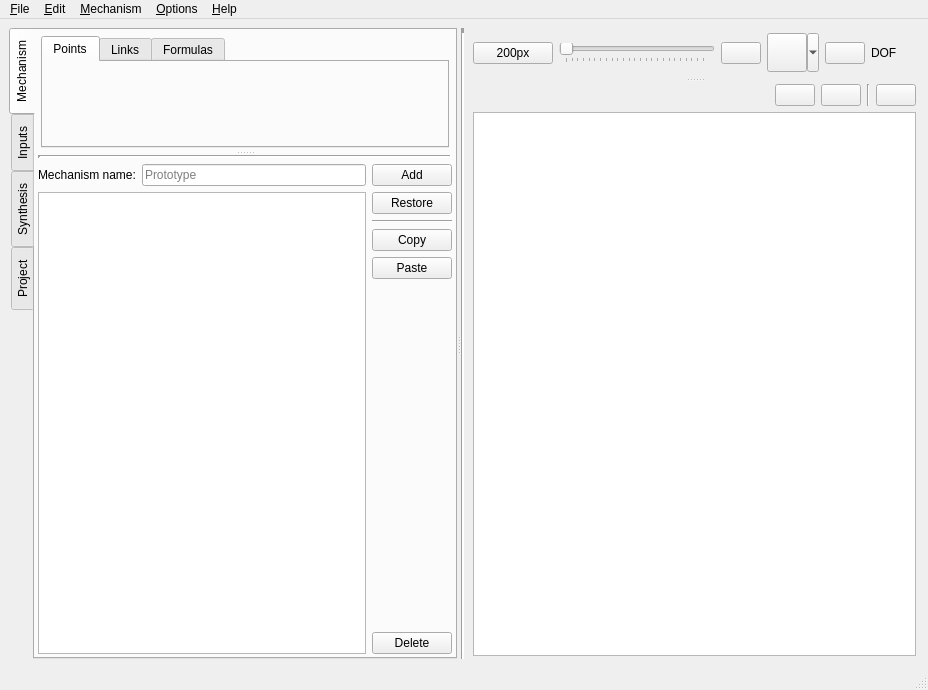
The window that pyslvs_ui/widgets/main.ui (KmolYuan/Pyslvs-UI) describes before a commit, drawn with Qt 5.
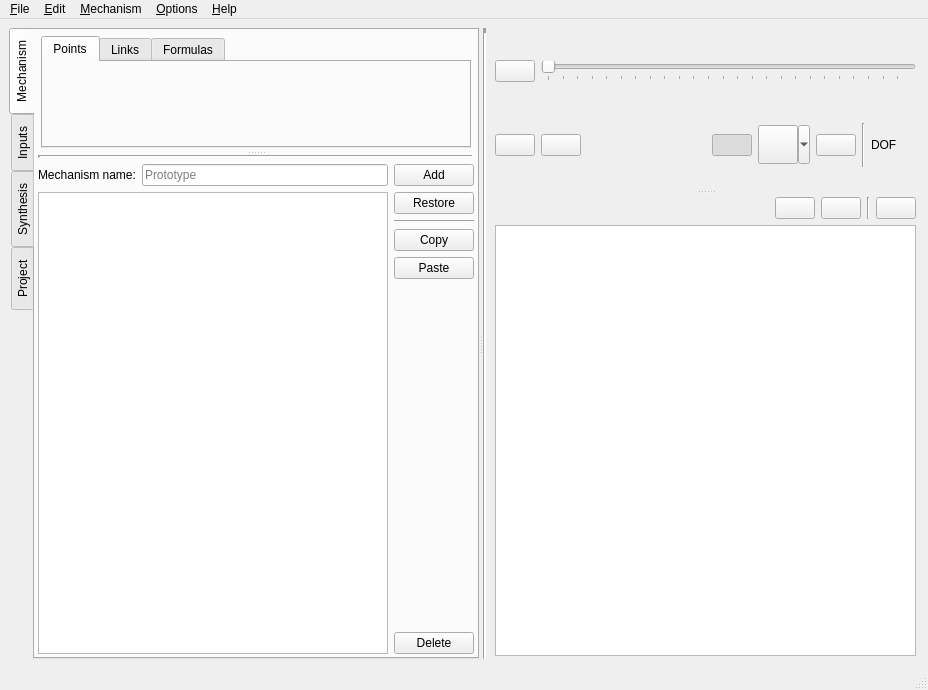
The same window after the commit. Icons and pictures are not drawn.

```diff
--- a/pyslvs_ui/widgets/main.ui
+++ b/pyslvs_ui/widgets/main.ui
@@ -410,7 +410,7 @@
        </widget>
       </widget>
       <widget class="QWidget" name="horizontalLayoutWidget">
-       <layout class="QHBoxLayout" name="canvas_layout">
+       <layout class="QHBoxLayout" name="right_layout">
         <item>
          <widget class="Line" name="middle_line">
           <property name="lineWidth">
@@ -426,17 +426,17 @@
           <property name="orientation">
            <enum>Qt::Vertical</enum>
           </property>
-          <property name="handleWidth">
-           <number>3</number>
-          </property>
-          <widget class="QWidget" name="nav_toolbar" native="true">
+          <widget class="QWidget" name="verticalLayoutWidget">
+           <layout class="QVBoxLayout" name="canvas_layout">
+            <item>
+             <widget class="QWidget" name="zoom_widget" native="true">
            <property name="maximumSize">
             <size>
              <width>16777215</width>
              <height>50</height>
             </size>
            </property>
-           <layout class="QHBoxLayout" name="nav_layout">
+              <layout class="QHBoxLayout" name="horizontalLayout">
             <property name="leftMargin">
              <number>3</number>
             </property>
@@ -450,15 +450,15 @@
              <number>3</number>
             </property>
             <item>
-             <widget class="QPushButton" name="zoom_button">
+                <widget class="QPushButton" name="zoom_cus_button">
               <property name="sizePolicy">
                <sizepolicy hsizetype="Fixed" vsizetype="Fixed">
                 <horstretch>0</horstretch>
                 <verstretch>0</verstretch>
                </sizepolicy>
               </property>
-              <property name="text">
-               <string>200px</string>
+                 <property name="statusTip">
+                  <string>Customize zooming.</string>
               </property>
               <property name="icon">
                <iconset resource="../icons.qrc">
@@ -506,6 +506,56 @@
               </property>
              </widget>
             </item>
+              </layout>
+             </widget>
+            </item>
+            <item>
+             <widget class="QWidget" name="nav_toolbar" native="true">
+              <property name="maximumSize">
+               <size>
+                <width>16777215</width>
+                <height>50</height>
+               </size>
+              </property>
+              <layout class="QHBoxLayout" name="nav_layout">
+               <property name="leftMargin">
+                <number>3</number>
+               </property>
+               <property name="topMargin">
+                <number>3</number>
+               </property>
+               <property name="rightMargin">
+                <number>3</number>
+               </property>
+               <property name="bottomMargin">
+                <number>3</number>
+               </property>
+               <item>
+                <widget class="QPushButton" name="zoom_button">
+                 <property name="sizePolicy">
+                  <sizepolicy hsizetype="Fixed" vsizetype="Fixed">
+                   <horstretch>0</horstretch>
+                   <verstretch>0</verstretch>
+                  </sizepolicy>
+                 </property>
+                 <property name="statusTip">
+                  <string>Show zooming settings.</string>
+                 </property>
+                 <property name="icon">
+                  <iconset resource="../icons.qrc">
+                   <normaloff>:/icons/fullscreen.png</normaloff>:/icons/fullscreen.png</iconset>
+                 </property>
+                 <property name="iconSize">
+                  <size>
+                   <width>32</width>
+                   <height>32</height>
+                  </size>
+                 </property>
+                 <property name="checkable">
+                  <bool>true</bool>
+                 </property>
+                </widget>
+               </item>
             <item>
              <widget class="QPushButton" name="reset_canvas_button">
               <property name="sizePolicy">
@@ -529,6 +579,48 @@
               </property>
              </widget>
             </item>
+               <item>
+                <spacer name="horizontalSpacer">
+                 <property name="orientation">
+                  <enum>Qt::Horizontal</enum>
+                 </property>
+                 <property name="sizeHint" stdset="0">
+                  <size>
+                   <width>40</width>
+                   <height>20</height>
+                  </size>
+                 </property>
+                </spacer>
+               </item>
+               <item>
+                <widget class="QPushButton" name="grid_mode_button">
+                 <property name="sizePolicy">
+                  <sizepolicy hsizetype="Fixed" vsizetype="Fixed">
+                   <horstretch>0</horstretch>
+                   <verstretch>0</verstretch>
+                  </sizepolicy>
+                 </property>
+                 <property name="statusTip">
+                  <string>Grid mode: Snap the mouse when dragging.</string>
+                 </property>
+                 <property name="icon">
+                  <iconset resource="../icons.qrc">
+                   <normaloff>:/icons/grid.png</normaloff>:/icons/grid.png</iconset>
+                 </property>
+                 <property name="iconSize">
+                  <size>
+                   <width>32</width>
+                   <height>32</height>
+                  </size>
+                 </property>
+                 <property name="checkable">
+                  <bool>true</bool>
+                 </property>
+                 <property name="checked">
+                  <bool>true</bool>
+                 </property>
+                </widget>
+               </item>
             <item>
              <widget class="QToolButton" name="alignment_button">
               <property name="sizePolicy">
@@ -578,6 +670,13 @@
               </property>
              </widget>
             </item>
+               <item>
+                <widget class="Line" name="line_3">
+                 <property name="orientation">
+                  <enum>Qt::Vertical</enum>
+                 </property>
+                </widget>
+               </item>
             <item>
              <widget class="QLabel" name="dof_lable">
               <property name="sizePolicy">
@@ -628,6 +727,9 @@
             </item>
            </layout>
           </widget>
+            </item>
+           </layout>
+          </widget>
           <widget class="QWidget" name="console_widget" native="true">
            <layout class="QVBoxLayout" name="verticalLayout_11">
             <property name="leftMargin">
```
Left out of the diff: 22 changed lines with no effect on the pictures. Lines whose indentation alone changed are shown as unchanged.
